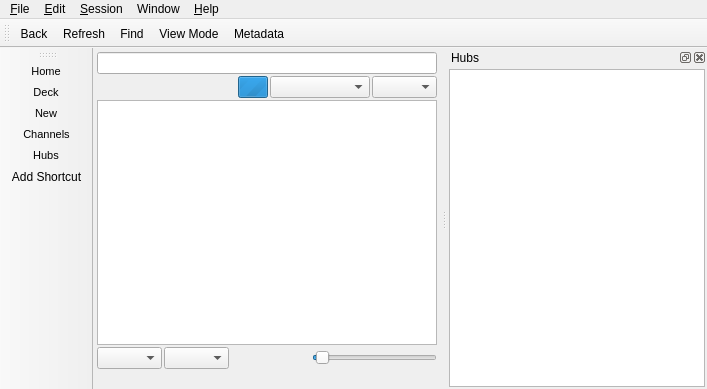
Before: the Qt Designer form plexdesktop/ui/browser.ui in coryo/plexdesktop, drawn with Qt 5.
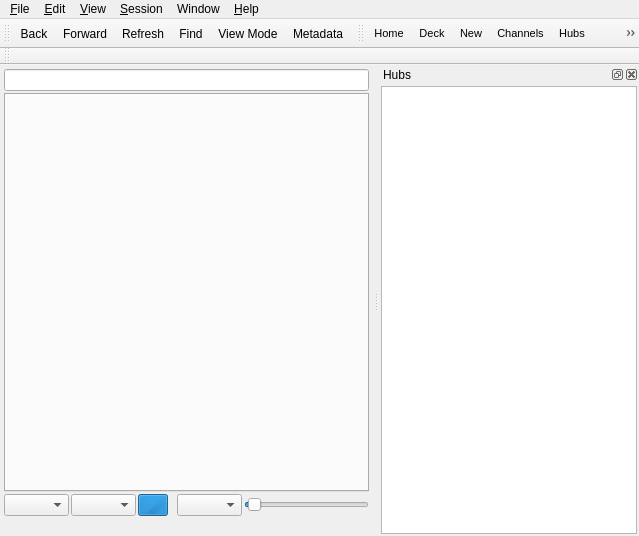
After: the same form once the commit is applied. Custom widgets are drawn as their Qt base class.

Patch:
```diff
--- a/plexdesktop/ui/browser.ui
+++ b/plexdesktop/ui/browser.ui
@@ -6,8 +6,8 @@
    <rect>
     <x>0</x>
     <y>0</y>
-    <width>707</width>
-    <height>389</height>
+    <width>639</width>
+    <height>536</height>
    </rect>
   </property>
   <property name="windowTitle">
@@ -34,92 +34,22 @@
      <widget class="HubSearch" name="hub_search"/>
     </item>
     <item>
-     <layout class="QHBoxLayout" name="horizontalLayout_2">
-      <item>
-       <widget class="QLabel" name="lbl_path">
-        <property name="sizePolicy">
-         <sizepolicy hsizetype="Preferred" vsizetype="Preferred">
-          <horstretch>0</horstretch>
-          <verstretch>0</verstretch>
-         </sizepolicy>
-        </property>
-        <property name="text">
-         <string/>
-        </property>
-       </widget>
-      </item>
-      <item>
-       <spacer name="horizontalSpacer_3">
-        <property name="orientation">
-         <enum>Qt::Horizontal</enum>
-        </property>
-        <property name="sizeHint" stdset="0">
-         <size>
-          <width>40</width>
-          <height>20</height>
-         </size>
-        </property>
-       </spacer>
-      </item>
-      <item>
-       <widget class="QProgressBar" name="indicator">
-        <property name="sizePolicy">
-         <sizepolicy hsizetype="Fixed" vsizetype="Fixed">
-          <horstretch>0</horstretch>
-          <verstretch>0</verstretch>
-         </sizepolicy>
-        </property>
-        <property name="maximumSize">
-         <size>
-          <width>30</width>
-          <height>16777215</height>
-         </size>
-        </property>
-        <property name="maximum">
-         <number>0</number>
-        </property>
-        <property name="value">
-         <number>-1</number>
-        </property>
-        <property name="textVisible">
-         <bool>false</bool>
-        </property>
-        <property name="invertedAppearance">
-         <bool>false</bool>
-        </property>
-       </widget>
-      </item>
-      <item>
-       <widget class="QComboBox" name="shortcuts">
-        <property name="minimumSize">
-         <size>
-          <width>100</width>
-          <height>0</height>
-         </size>
-        </property>
-        <property name="font">
-         <font>
-          <pointsize>7</pointsize>
-         </font>
-        </property>
-       </widget>
-      </item>
-      <item>
-       <widget class="QComboBox" name="sort">
-        <property name="font">
-         <font>
-          <pointsize>7</pointsize>
-         </font>
-        </property>
-       </widget>
-      </item>
-     </layout>
-    </item>
-    <item>
-     <widget class="ListView" name="list">
+     <widget class="BrowserTabs" name="tabs">
       <property name="contextMenuPolicy">
        <enum>Qt::CustomContextMenu</enum>
       </property>
+      <property name="tabPosition">
+       <enum>QTabWidget::North</enum>
+      </property>
+      <property name="tabsClosable">
+       <bool>true</bool>
+      </property>
+      <property name="movable">
+       <bool>true</bool>
+      </property>
+      <property name="tabBarAutoHide">
+       <bool>false</bool>
+      </property>
      </widget>
     </item>
     <item>
@@ -160,6 +90,34 @@
         </property>
        </widget>
       </item>
+      <item>
+       <widget class="QProgressBar" name="indicator">
+        <property name="sizePolicy">
+         <sizepolicy hsizetype="Fixed" vsizetype="Fixed">
+          <horstretch>0</horstretch>
+          <verstretch>0</verstretch>
+         </sizepolicy>
+        </property>
+        <property name="maximumSize">
+         <size>
+          <width>30</width>
+          <height>16777215</height>
+         </size>
+        </property>
+        <property name="maximum">
+         <number>0</number>
+        </property>
+        <property name="value">
+         <number>-1</number>
+        </property>
+        <property name="textVisible">
+         <bool>false</bool>
+        </property>
+        <property name="invertedAppearance">
+         <bool>false</bool>
+        </property>
+       </widget>
+      </item>
       <item>
        <spacer name="horizontalSpacer_2">
         <property name="orientation">
@@ -173,6 +131,15 @@
         </property>
        </spacer>
       </item>
+      <item>
+       <widget class="QComboBox" name="sort">
+        <property name="font">
+         <font>
+          <pointsize>7</pointsize>
+         </font>
+        </property>
+       </widget>
+      </item>
       <item>
        <widget class="QSlider" name="zoom">
         <property name="sizePolicy">
@@ -247,7 +214,7 @@
     <rect>
      <x>0</x>
      <y>0</y>
-     <width>707</width>
+     <width>639</width>
      <height>21</height>
     </rect>
    </property>
@@ -298,8 +265,15 @@
     </property>
     <addaction name="actionDownloads"/>
    </widget>
+   <widget class="QMenu" name="menu_View">
+    <property name="title">
+     <string>&amp;View</string>
+    </property>
+    <addaction name="actionBookmarks_Bar"/>
+   </widget>
    <addaction name="menuFile"/>
    <addaction name="menuEdit"/>
+   <addaction name="menu_View"/>
    <addaction name="menuSession"/>
    <addaction name="menuWindow"/>
    <addaction name="menu_Help"/>
@@ -324,6 +298,7 @@
     <bool>false</bool>
    </attribute>
    <addaction name="actionBack"/>
+   <addaction name="actionForward"/>
    <addaction name="actionRefresh"/>
    <addaction name="actionFind"/>
    <addaction name="actionView_Mode"/>
@@ -343,7 +318,7 @@
     <bool>false</bool>
    </property>
    <attribute name="toolBarArea">
-    <enum>LeftToolBarArea</enum>
+    <enum>TopToolBarArea</enum>
    </attribute>
    <attribute name="toolBarBreak">
     <bool>false</bool>
@@ -385,6 +360,17 @@
     </layout>
    </widget>
   </widget>
+  <widget class="QToolBar" name="bookmarksToolBar">
+   <property name="windowTitle">
+    <string>toolBar</string>
+   </property>
+   <attribute name="toolBarArea">
+    <enum>TopToolBarArea</enum>
+   </attribute>
+   <attribute name="toolBarBreak">
+    <bool>true</bool>
+   </attribute>
+  </widget>
   <action name="actionPreferences">
    <property name="text">
     <string>&amp;Preferences</string>
@@ -597,13 +583,37 @@
     <string>Ctrl+N</string>
    </property>
   </action>
+  <action name="actionBookmarks_Bar">
+   <property name="text">
+    <string>Bookmarks Bar</string>
+   </property>
+   <property name="shortcut">
+    <string>Ctrl+Shift+B</string>
+   </property>
+  </action>
+  <action name="actionNew_Tab">
+   <property name="text">
+    <string>New Tab</string>
+   </property>
+   <property name="shortcut">
+    <string>Ctrl+T</string>
+   </property>
+  </action>
+  <action name="actionClose_Tab">
+   <property name="text">
+    <string>Close Tab</string>
+   </property>
+   <property name="shortcut">
+    <string>Ctrl+W</string>
+   </property>
+  </action>
+  <action name="actionForward">
+   <property name="text">
+    <string>Forward</string>
+   </property>
+  </action>
  </widget>
  <customwidgets>
-  <customwidget>
-   <class>ListView</class>
-   <extends>QListWidget</extends>
-   <header>plexdesktop.browserlist.h</header>
-  </customwidget>
   <customwidget>
    <class>HubSearch</class>
    <extends>QLineEdit</extends>
@@ -614,6 +624,12 @@
    <extends>QTreeView</extends>
    <header>plexdesktop.hubtree.h</header>
   </customwidget>
+  <customwidget>
+   <class>BrowserTabs</class>
+   <extends>QTabWidget</extends>
+   <header>plexdesktop.browserlist.h</header>
+   <container>1</container>
+  </customwidget>
  </customwidgets>
  <resources/>
  <connections/>
```
Left out of the diff: 13 changed lines with no effect on the pictures.
